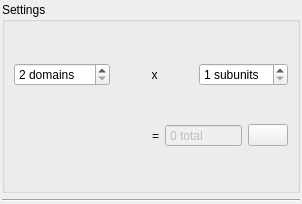
Above: config/domains/panel.ui from NATuG3/NATuG3 before the change. Below: the same form after it.
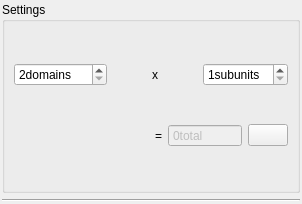
That is the form after the change.

The edit to the form file:
```diff
--- a/config/domains/panel.ui
+++ b/config/domains/panel.ui
@@ -72,7 +72,7 @@
            <enum>QAbstractSpinBox::NoButtons</enum>
           </property>
           <property name="suffix">
-           <string> total</string>
+                                            <string>total</string>
           </property>
           <property name="minimum">
            <number>0</number>
@@ -105,7 +105,7 @@
            <string>Number of domains per subunit</string>
           </property>
           <property name="suffix">
-           <string> domains</string>
+                                            <string>domains</string>
           </property>
           <property name="minimum">
            <number>2</number>
@@ -131,7 +131,7 @@
            <string>Number of subunits</string>
           </property>
           <property name="suffix">
-           <string> subunits</string>
+                                            <string>subunits</string>
           </property>
           <property name="minimum">
            <number>1</number>
```
Lines whose indentation alone changed are shown as unchanged.
